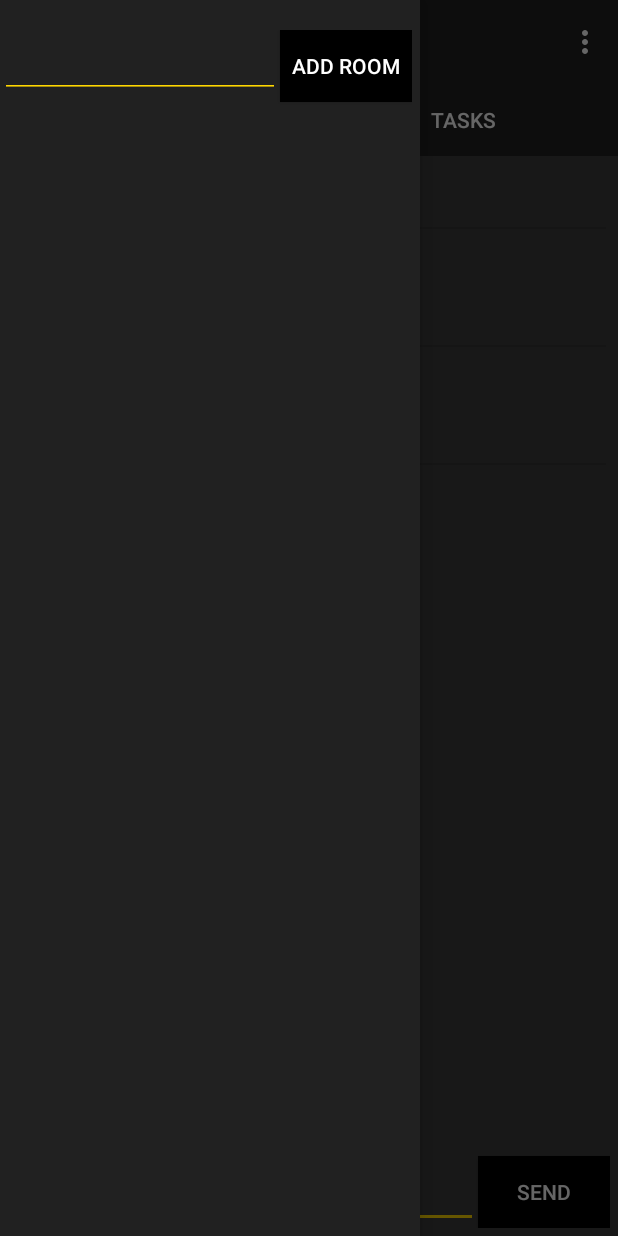
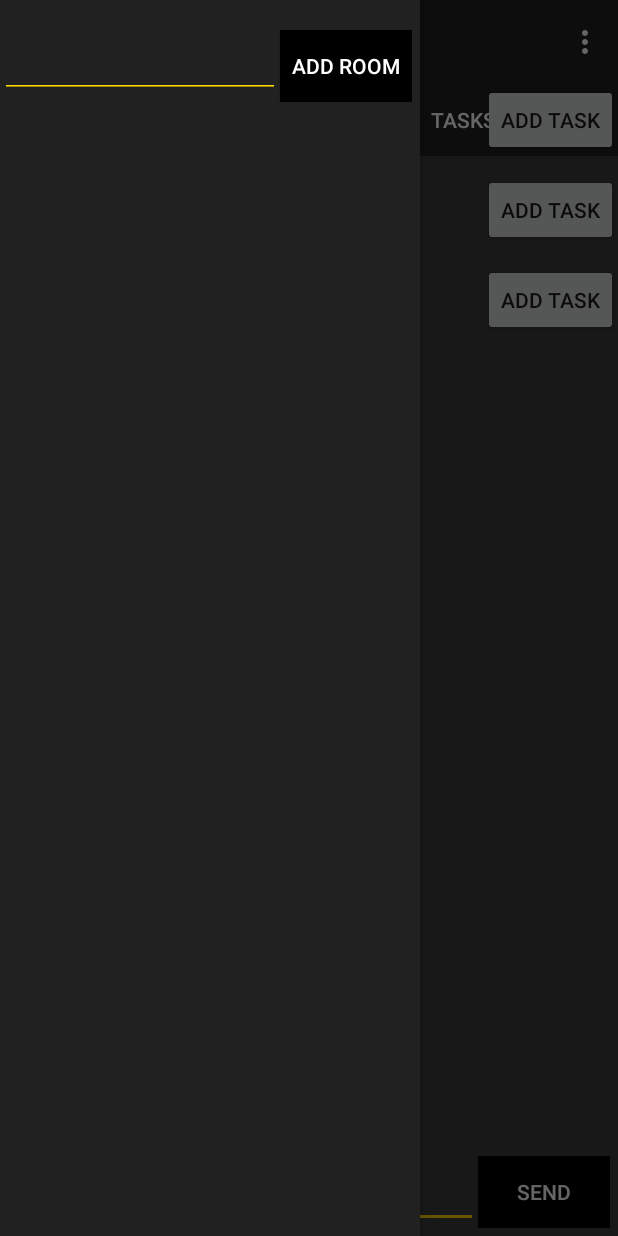
Before and after one commit to Sucramo/P5ProjectChat, an Android app: the fragment TasksFragment placed in its activity, with the side drawer open, on a phone screen of 412 x 824 dp. Run offline under Robolectric (Android 15) with nearby library versions, the phone set to English and light mode, and no system bars; our stand-ins replace Firebase (no records; nobody signed in at launch, a user with empty details on screens opened directly); 1 statement that could not run was skipped.

```diff
--- a/app/src/main/java/com/example/p5projectchat/ProjectManagement/Global.java
+++ b/app/src/main/java/com/example/p5projectchat/ProjectManagement/Global.java
@@ -2,5 +2,6 @@ package com.example.p5projectchat.ProjectManagement;
 
 public class Global {
     public static String global_room_name;
+    public static String global_task_type;
 
 }
--- a/app/src/main/java/com/example/p5projectchat/ProjectManagement/TasksFragment.java
+++ b/app/src/main/java/com/example/p5projectchat/ProjectManagement/TasksFragment.java
@@ -1,25 +1,21 @@
 package com.example.p5projectchat.ProjectManagement;
 
 import android.os.Bundle;
+import android.util.Log;
 import android.view.LayoutInflater;
 import android.view.View;
 import android.view.ViewGroup;
-import android.widget.ArrayAdapter;
 import android.widget.Button;
-import android.widget.EditText;
-import android.widget.ListView;
 import android.widget.TextView;
 
 import com.example.p5projectchat.R;
-import com.example.p5projectchat.UserSettings.NonScrollListView;
 import com.google.firebase.database.ChildEventListener;
 import com.google.firebase.database.DataSnapshot;
 import com.google.firebase.database.DatabaseError;
 import com.google.firebase.database.DatabaseReference;
 import com.google.firebase.database.FirebaseDatabase;
-import com.google.firebase.database.ValueEventListener;
 
-import java.util.ArrayList;
+import java.util.Iterator;
 
 import androidx.annotation.NonNull;
 import androidx.annotation.Nullable;
@@ -27,62 +23,120 @@ import androidx.fragment.app.Fragment;
 
 public class TasksFragment extends Fragment {
 
-    private Button add_task;
-    private EditText add_task_text;
-    private FirebaseDatabase database;
+
     private DatabaseReference databaseReference;
-    private NonScrollListView listViewToDo;
-    private NonScrollListView listViewDoing;
-    private NonScrollListView listViewDone;
-    private ArrayList<String> toDoArrayList = new ArrayList<>();
-    private ArrayList<String> doingArrayList = new ArrayList<>();
-    private ArrayList<String> doneArrayList = new ArrayList<>();
-    private String toDoList;
-    private ArrayAdapter<String> listViewAdapterToDo;
-    private ArrayAdapter<String> listViewAdapterDoing;
-    private ArrayAdapter<String> listViewAdapterDone;
+    private String room_name;
+    private Button add_to_do_task_button, add_doing_task_button, add_done_task_button;
+    private TextView textViewToDoTasks, textViewDoingTasks, textViewDoneTasks;
 
     @Nullable
     @Override
     public View onCreateView(@NonNull LayoutInflater inflater, @Nullable ViewGroup container, @Nullable Bundle savedInstanceState) {
         View view = inflater.inflate(R.layout.tasks_layout, container, false);
 
-        databaseReference = FirebaseDatabase.getInstance().getReference().child("ChatRooms");
+        room_name = Global.global_room_name;
 
-        add_task = view.findViewById(R.id.btn_add_task);
-        add_task_text = view.findViewById(R.id.et_add_task);
+        add_to_do_task_button = view.findViewById(R.id.btn_add_to_do_task);
+        add_doing_task_button = view.findViewById(R.id.btn_add_doing_task);
+        add_done_task_button = view.findViewById(R.id.btn_add_done_task);
 
-        listViewToDo = view.findViewById(R.id.toDoList);
-        listViewDoing = view.findViewById(R.id.doingList);
-        listViewDone = view.findViewById(R.id.doneList);
-
-        //adding titles to listviews
-        TextView titleToDo = new TextView(getContext());
-        titleToDo.setText("To Do");
-        listViewToDo.addHeaderView(titleToDo);
-
-        TextView titleDoing = new TextView(getContext());
-        titleDoing.setText("Doing");
-        listViewDoing.addHeaderView(titleDoing);
-
-        TextView titleDone = new TextView(getContext());
-        titleDone.setText("Done");
-        listViewDone.addHeaderView(titleDone);
+        textViewToDoTasks = view.findViewById(R.id.text_view_to_do_tasks);
+        textViewDoingTasks = view.findViewById(R.id.text_view_doing_tasks);
+        textViewDoneTasks = view.findViewById(R.id.text_view_done_tasks);
 
 
-        //To do listview
-        listViewAdapterToDo = new ArrayAdapter<String>(
-                getActivity().getApplicationContext(),
-                android.R.layout.simple_list_item_1, toDoArrayList
-        );
+        if (room_name != null) {
+            databaseReference = FirebaseDatabase.getInstance().getReference().child("Rooms").child(room_name).child("Tasks").child("To do");
+            Log.d("ROOT", String.valueOf(databaseReference));
 
-        listViewToDo.setAdapter(listViewAdapterToDo);
-        databaseReference.child("Chat room 1").addValueEventListener(new ValueEventListener() {
+            databaseReference.addChildEventListener(new ChildEventListener() {
                 @Override
-            public void onDataChange(@NonNull DataSnapshot dataSnapshot) {
-                String value = String.valueOf(dataSnapshot.child("Tasks").child("To do").getValue());
-                toDoArrayList.add(value);
-                listViewAdapterToDo.notifyDataSetChanged();
+                public void onChildAdded(@NonNull DataSnapshot dataSnapshot, @Nullable String s) {
+
+                    append_tasks_to_do(dataSnapshot);
+                }
+
+                @Override
+                public void onChildChanged(@NonNull DataSnapshot dataSnapshot, @Nullable String s) {
+
+                    append_tasks_to_do(dataSnapshot);
+
+                }
+
+                @Override
+                public void onChildRemoved(@NonNull DataSnapshot dataSnapshot) {
+
+                }
+
+                @Override
+                public void onChildMoved(@NonNull DataSnapshot dataSnapshot, @Nullable String s) {
+
+                }
+
+                @Override
+                public void onCancelled(@NonNull DatabaseError databaseError) {
+
+                }
+            });
+
+            databaseReference = FirebaseDatabase.getInstance().getReference().child("Rooms").child(room_name).child("Tasks").child("Doing");
+            Log.d("ROOT", String.valueOf(databaseReference));
+
+            databaseReference.addChildEventListener(new ChildEventListener() {
+                @Override
+                public void onChildAdded(@NonNull DataSnapshot dataSnapshot, @Nullable String s) {
+
+                    append_tasks_doing(dataSnapshot);
+                }
+
+                @Override
+                public void onChildChanged(@NonNull DataSnapshot dataSnapshot, @Nullable String s) {
+
+                    append_tasks_doing(dataSnapshot);
+
+                }
+
+                @Override
+                public void onChildRemoved(@NonNull DataSnapshot dataSnapshot) {
+
+                }
+
+                @Override
+                public void onChildMoved(@NonNull DataSnapshot dataSnapshot, @Nullable String s) {
+
+                }
+
+                @Override
+                public void onCancelled(@NonNull DatabaseError databaseError) {
+
+                }
+            });
+
+            databaseReference = FirebaseDatabase.getInstance().getReference().child("Rooms").child(room_name).child("Tasks").child("Done");
+            Log.d("ROOT", String.valueOf(databaseReference));
+
+            databaseReference.addChildEventListener(new ChildEventListener() {
+                @Override
+                public void onChildAdded(@NonNull DataSnapshot dataSnapshot, @Nullable String s) {
+
+                    append_tasks_done(dataSnapshot);
+                }
+
+                @Override
+                public void onChildChanged(@NonNull DataSnapshot dataSnapshot, @Nullable String s) {
+
+                    append_tasks_done(dataSnapshot);
+
+                }
+
+                @Override
+                public void onChildRemoved(@NonNull DataSnapshot dataSnapshot) {
+
+                }
+
+                @Override
+                public void onChildMoved(@NonNull DataSnapshot dataSnapshot, @Nullable String s) {
+
                 }
 
                 @Override
@@ -92,76 +146,78 @@ public class TasksFragment extends Fragment {
             });
 
 
-        //add a task button listener - DOESNT WORK
-        add_task.setOnClickListener(new View.OnClickListener() {
+            add_to_do_task_button.setOnClickListener(new View.OnClickListener() {
                 @Override
-            public void onClick(View v) {
+                public void onClick(View view) {
+                    Global.global_task_type = "To do";
 
-                databaseReference.child("Chat room 1").child("Tasks").child("To do").addValueEventListener(new ValueEventListener() {
+                    Dialog dialog = new Dialog();
+                    dialog.show(getFragmentManager(), "My custom dialog");
+                }
+            });
+            add_doing_task_button.setOnClickListener(new View.OnClickListener() {
                 @Override
-                    public void onDataChange(@NonNull DataSnapshot dataSnapshot) {
-                        String result = add_task_text.getText().toString();
-                        databaseReference.child("Chat room 1").child("Tasks").child("To do").setValue(result);
-                        listViewAdapterToDo.notifyDataSetChanged();
+                public void onClick(View view) {
+                    Global.global_task_type = "Doing";
+
+                    Dialog dialog = new Dialog();
+                    dialog.show(getFragmentManager(), "My custom dialog");
                 }
+            });
+            add_done_task_button.setOnClickListener(new View.OnClickListener() {
+                @Override
+                public void onClick(View view) {
+                    Global.global_task_type = "Done";
 
-                    @Override
-                    public void onCancelled(@NonNull DatabaseError databaseError) {
-
+                    Dialog dialog = new Dialog();
+                    dialog.show(getFragmentManager(), "My custom dialog");
                 }
             });
 
         }
-        });
-
-
-        //Doing listview
-        listViewAdapterDoing = new ArrayAdapter<String>(
-                getActivity().getApplicationContext(),
-                android.R.layout.simple_list_item_1, doingArrayList
-        );
-
-        listViewDoing.setAdapter(listViewAdapterDoing);
-        databaseReference.child("Chat room 1").addValueEventListener(new ValueEventListener() {
-            @Override
-            public void onDataChange(@NonNull DataSnapshot dataSnapshot) {
-                String value = String.valueOf(dataSnapshot.child("Tasks").child("Doing").getValue());
-                doingArrayList.add(value);
-                listViewAdapterDoing.notifyDataSetChanged();
-            }
-
-            @Override
-            public void onCancelled(@NonNull DatabaseError databaseError) {
-
-            }
-        });
-
-
-        //done listview
-        listViewAdapterDone = new ArrayAdapter<String>(
-                getActivity().getApplicationContext(),
-                android.R.layout.simple_list_item_1, doneArrayList
-        );
-
-        listViewDone.setAdapter(listViewAdapterDone);
-        databaseReference.child("Chat room 1").addValueEventListener(new ValueEventListener() {
-            @Override
-            public void onDataChange(@NonNull DataSnapshot dataSnapshot) {
-                String value = String.valueOf(dataSnapshot.child("Tasks").child("Done").getValue());
-                doneArrayList.add(value);
-                listViewAdapterDone.notifyDataSetChanged();
-                add_task_text.getText().clear();
-            }
-
-            @Override
-            public void onCancelled(@NonNull DatabaseError databaseError) {
-
-            }
-        });
-
 
         return view;
     }
 
 
+    private void append_tasks_to_do(DataSnapshot dataSnapshot) {
+        Iterator i = dataSnapshot.getChildren().iterator();
+
+        while (i.hasNext()) {
+
+            String chat_msg = (String) ((DataSnapshot) i.next()).getValue();
+
+
+            textViewToDoTasks.append(chat_msg + " \n");
+
         }
+    }
+
+    private void append_tasks_doing(DataSnapshot dataSnapshot) {
+        Iterator i = dataSnapshot.getChildren().iterator();
+
+        while (i.hasNext()) {
+
+            String chat_msg = (String) ((DataSnapshot) i.next()).getValue();
+
+
+            textViewDoingTasks.append(chat_msg + " \n");
+
+        }
+    }
+
+    private void append_tasks_done(DataSnapshot dataSnapshot) {
+        Iterator i = dataSnapshot.getChildren().iterator();
+
+        while (i.hasNext()) {
+
+            String chat_msg = (String) ((DataSnapshot) i.next()).getValue();
+
+
+            textViewDoneTasks.append(chat_msg + " \n");
+
+        }
+    }
+
+
+}
--- a/app/src/main/res/layout/tasks_layout.xml
+++ b/app/src/main/res/layout/tasks_layout.xml
@@ -1,76 +1,147 @@
 <?xml version="1.0" encoding="utf-8"?>
 <RelativeLayout xmlns:android="http://schemas.android.com/apk/res/android"
     android:layout_width="match_parent"
-    android:layout_height="match_parent"
-    android:padding="8dp">
+    android:layout_height="match_parent">
 
-    <Button
-        android:id="@+id/btn_add_task"
-        android:layout_width="wrap_content"
-        android:layout_height="wrap_content"
-        android:text="Add Task"
-        android:background="@drawable/ripple_effect"
-        android:textColor="@color/white"
-        >
-
-    </Button>
-
-    <EditText
-        android:id="@+id/et_add_task"
-        android:layout_width="wrap_content"
-        android:layout_height="wrap_content"
-        android:layout_toEndOf="@id/btn_add_task"
-        android:paddingStart="10dp"
-        android:textColor="@color/white"
-        >
-
-    </EditText>
 
     <ScrollView
         android:layout_width="match_parent"
-        android:layout_height="match_parent"
-        android:fadingEdgeLength="0dp"
-        android:fillViewport="true"
-        android:overScrollMode="never"
-        android:scrollbars="none"
-        android:layout_below="@id/btn_add_task"
-        android:paddingTop="10dp">
-
+        android:layout_height="match_parent">
 
         <RelativeLayout
             android:layout_width="match_parent"
             android:layout_height="wrap_content">
 
-            <com.example.p5projectchat.UserSettings.NonScrollListView
-                android:id="@+id/toDoList"
+            <RelativeLayout
+                android:id="@+id/toDoListLayout"
+                android:layout_width="match_parent"
+                android:layout_height="wrap_content">
+
+                <TextView
+                    android:id="@+id/toDoTitle"
+                    android:layout_width="wrap_content"
+                    android:layout_height="wrap_content"
+                    android:layout_alignParentStart="true"
+                    android:text="To do"
+                    android:textSize="30dp" />
+
+                <Button
+                    android:id="@+id/btn_add_to_do_task"
+                    android:layout_width="wrap_content"
+                    android:layout_height="wrap_content"
+                    android:layout_alignParentEnd="true"
+                    android:text="Add Task" />
+
+                <ScrollView
+                    android:id="@+id/listViewToDo"
+                    android:layout_width="match_parent"
+                    android:layout_height="wrap_content"
+                    android:layout_below="@id/toDoTitle">
+
+                    <LinearLayout
+                        android:layout_width="match_parent"
+                        android:layout_height="wrap_content"
+                        android:orientation="vertical">
+
+                        <TextView
+                            android:id="@+id/text_view_to_do_tasks"
+                            android:layout_width="match_parent"
+                            android:layout_height="wrap_content"
+                            android:text="" />
+                    </LinearLayout>
+
+                </ScrollView>
+
+
+            </RelativeLayout>
+
+            <RelativeLayout
+                android:id="@+id/doingListLayout"
                 android:layout_width="match_parent"
                 android:layout_height="wrap_content"
-                android:paddingTop="10dp" />
+                android:layout_below="@id/toDoListLayout">
+
+                <TextView
+                    android:id="@+id/doingTitle"
+                    android:layout_width="wrap_content"
+                    android:layout_height="wrap_content"
+                    android:layout_alignParentStart="true"
+                    android:text="Doing"
+                    android:textSize="30dp" />
+
+                <Button
+                    android:id="@+id/btn_add_doing_task"
+                    android:layout_width="wrap_content"
+                    android:layout_height="wrap_content"
+                    android:layout_alignParentEnd="true"
+                    android:text="Add Task" />
+
+                <ScrollView
+                    android:id="@+id/listViewDoing"
+                    android:layout_width="match_parent"
+                    android:layout_height="wrap_content"
+                    android:layout_below="@id/doingTitle">
+
+                    <LinearLayout
+                        android:layout_width="match_parent"
+                        android:layout_height="wrap_content"
+                        android:orientation="vertical">
+
+                        <TextView
+                            android:id="@+id/text_view_doing_tasks"
+                            android:layout_width="match_parent"
+                            android:layout_height="wrap_content"
+                            android:text="" />
+                    </LinearLayout>
+
+                </ScrollView>
+
+            </RelativeLayout>
 
             <RelativeLayout
+                android:id="@+id/doneListLayout"
                 android:layout_width="match_parent"
                 android:layout_height="wrap_content"
-                android:layout_below="@id/toDoList">
+                android:layout_below="@id/doingListLayout">
 
-                <com.example.p5projectchat.UserSettings.NonScrollListView
-                    android:id="@+id/doingList"
+                <TextView
+                    android:id="@+id/doneTitle"
+                    android:layout_width="wrap_content"
+                    android:layout_height="wrap_content"
+                    android:layout_alignParentStart="true"
+                    android:text="Done"
+                    android:textSize="30dp" />
+
+                <Button
+                    android:id="@+id/btn_add_done_task"
+                    android:layout_width="wrap_content"
+                    android:layout_height="wrap_content"
+                    android:layout_alignParentEnd="true"
+                    android:text="Add Task" />
+
+                <ScrollView
+                    android:id="@+id/listViewDone"
                     android:layout_width="match_parent"
                     android:layout_height="wrap_content"
-                    android:paddingTop="10dp" />
+                    android:layout_below="@id/doneTitle">
 
-                <RelativeLayout
-                    android:layout_width="match_parent"
-                    android:layout_height="wrap_content"
-                    android:layout_below="@id/doingList">
-
-                    <com.example.p5projectchat.UserSettings.NonScrollListView
-                        android:id="@+id/doneList"
+                    <LinearLayout
                         android:layout_width="match_parent"
                         android:layout_height="wrap_content"
-                        android:paddingTop="10dp" />
+                        android:orientation="vertical">
 
-                </RelativeLayout>
+                        <TextView
+                            android:id="@+id/text_view_done_tasks"
+                            android:layout_width="match_parent"
+                            android:layout_height="wrap_content"
+                            android:text="" />
+                    </LinearLayout>
+
+                </ScrollView>
+
             </RelativeLayout>
+
+
         </RelativeLayout>
     </ScrollView>
 </RelativeLayout>
```
Also changed, not shown: app/src/main/java/com/example/p5projectchat/ProjectManagement/Dialog.java (added, +76 -0 lines), app/src/main/res/layout/dialog_layout.xml (added, +47 -0 lines), app/src/main/res/layout/tasks_layout_old.xml (added, +76 -0 lines). Lines whose indentation alone changed are shown as unchanged.
